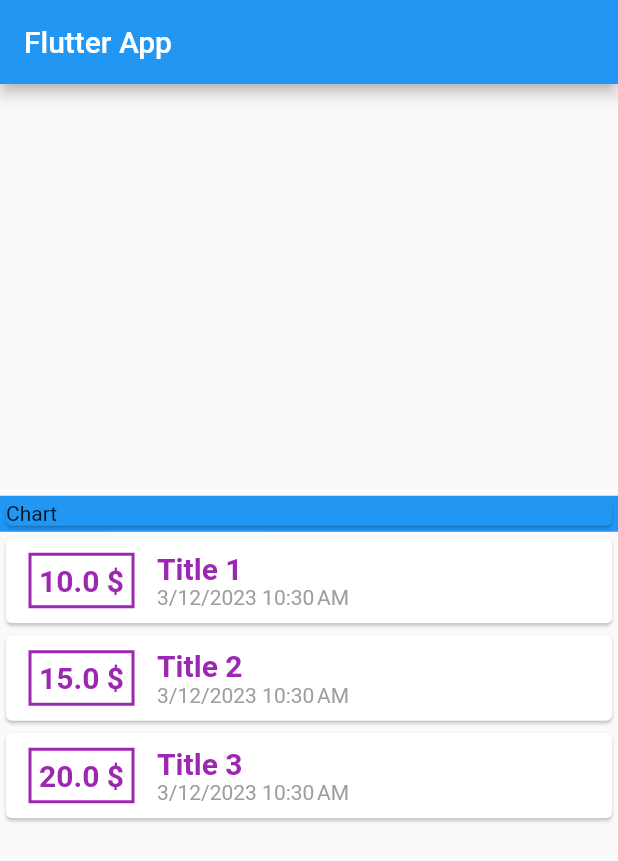
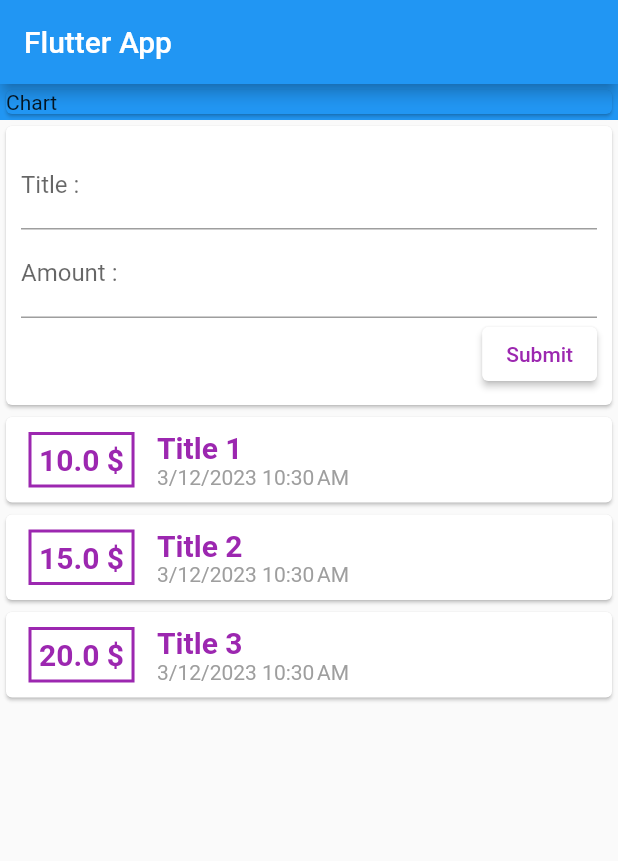
Before and after one commit to Tris-909/Flutter, a Flutter app: the screen it shows after launch, on a phone screen of 412 x 824 dp. Shown: the top 861 px of the screen. Run offline on Flutter 3.47's test engine with Material 2 defaults, Android fonts, the phone set to English and light mode, and no system bars.

Commit message:
(17) Adding TextInput for the first time

```diff
--- a/expenses_app/lib/main.dart
+++ b/expenses_app/lib/main.dart
@@ -29,12 +29,37 @@ class MyHomePage extends StatelessWidget {
         body: Column(
           children: [
             Container(
-                child: Card(
-                  child: Container(child: Text("Chart")),
-                  color: Colors.blue,
-                ),
-                width: double.infinity,
-                color: Colors.blue),
+              child: Card(
+                child: Container(child: Text("Chart")),
+                color: Colors.blue,
+              ),
+              width: double.infinity,
+              color: Colors.blue,
+            ),
+            Card(
+              child: Container(
+                  child: Column(
+                    children: [
+                      TextField(
+                          decoration: InputDecoration(labelText: "Title :")),
+                      TextField(
+                        decoration: InputDecoration(labelText: "Amount :"),
+                      ),
+                      ElevatedButton(
+                        onPressed: () => {},
+                        child: Text(
+                          "Submit",
+                          style: TextStyle(color: Colors.purple),
+                        ),
+                        style: ButtonStyle(
+                            backgroundColor:
+                                MaterialStateProperty.all<Color>(Colors.white)),
+                      ),
+                    ],
+                    crossAxisAlignment: CrossAxisAlignment.end,
+                  ),
+                  padding: EdgeInsets.all(10)),
+            ),
             Column(
               children: [
                 ...transactions.map((transaction) => Card(
@@ -71,7 +96,7 @@ class MyHomePage extends StatelessWidget {
               ],
             )
           ],
-          mainAxisAlignment: MainAxisAlignment.center,
+          mainAxisAlignment: MainAxisAlignment.start,
         ));
   }
 }
```
